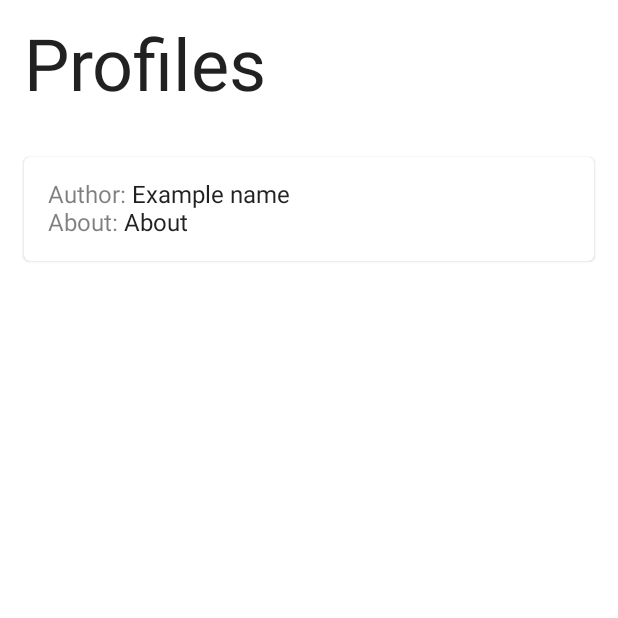
After one commit to drahovac/nostr-kotlin, an Android app built with Jetpack Compose: the composable ProfileScreen shown on its own in the app's theme, on a phone screen of 412 x 824 dp, the top half of it. The commit adds this screen. Run offline under Robolectric (Android 15) with nearby library versions, the phone set to English and light mode, and no system bars.

Commit message:
Add simple profiles screen

```diff
--- a/androidApp/src/main/java/com/bobmitchigan/com/android/MainActivity.kt
+++ b/androidApp/src/main/java/com/bobmitchigan/com/android/MainActivity.kt
@@ -9,6 +9,7 @@ import androidx.compose.material.Surface
 import androidx.compose.ui.Modifier
 import com.bobmitchigan.com.android.ui.theme.KtMultiNostrTheme
 import com.bobmitchigan.com.android.view.MessagesScreen
+import com.bobmitchigan.com.android.view.ProfileScreen
 import org.koin.core.component.KoinComponent
 
 class MainActivity : ComponentActivity(), KoinComponent {
@@ -22,7 +23,7 @@ class MainActivity : ComponentActivity(), KoinComponent {
                     modifier = Modifier.fillMaxSize(),
                     color = MaterialTheme.colors.background
                 ) {
-                    MessagesScreen()
+                    ProfileScreen()
                 }
             }
         }
--- a/androidApp/src/main/java/com/bobmitchigan/com/android/injection/androidModule.kt
+++ b/androidApp/src/main/java/com/bobmitchigan/com/android/injection/androidModule.kt
@@ -1,6 +1,7 @@
 package com.bobmitchigan.com.android.injection
 
 import com.bobmitchigan.com.android.viewmodel.MessagesViewModel
+import com.bobmitchigan.com.android.viewmodel.ProfileViewModel
 import com.bobmitchigan.com.dataaccess.DriverFactory
 import org.koin.androidx.viewmodel.dsl.viewModel
 import org.koin.dsl.module
@@ -10,4 +11,6 @@ val androidModule = module {
     single { DriverFactory(get()) }
 
     viewModel { MessagesViewModel(get()) }
+
+    viewModel { ProfileViewModel() }
 }
--- /dev/null
+++ b/androidApp/src/main/java/com/bobmitchigan/com/android/ui/components/LabelValue.kt
@@ -0,0 +1,28 @@
+package com.bobmitchigan.com.android.ui.components
+
+import androidx.compose.foundation.layout.Row
+import androidx.compose.material.MaterialTheme
+import androidx.compose.runtime.Composable
+import androidx.compose.ui.Modifier
+import androidx.compose.ui.tooling.preview.Preview
+import com.bobmitchigan.com.android.ui.theme.KtMultiNostrTheme
+
+@Composable
+fun LabelValue(
+    modifier: Modifier = Modifier,
+    label: String,
+    value: String,
+) {
+    Row(modifier = Modifier) {
+        TextBody1(text = "$label: ", color = MaterialTheme.colors.onBackground.copy(0.5f))
+        TextBody1(text = value, modifier = Modifier.weight(1f))
+    }
+}
+
+@Preview
+@Composable
+internal fun LabelValuePreview() {
+    KtMultiNostrTheme {
+        LabelValue(label = "Label", value = "Value")
+    }
+}
--- /dev/null
+++ b/androidApp/src/main/java/com/bobmitchigan/com/android/ui/components/Text.kt
@@ -0,0 +1,54 @@
+package com.bobmitchigan.com.android.ui.components
+
+import androidx.compose.foundation.layout.Column
+import androidx.compose.material.MaterialTheme
+import androidx.compose.material.Text
+import androidx.compose.runtime.Composable
+import androidx.compose.ui.Modifier
+import androidx.compose.ui.graphics.Color
+import androidx.compose.ui.text.style.TextAlign
+import androidx.compose.ui.tooling.preview.Preview
+import com.bobmitchigan.com.android.ui.theme.KtMultiNostrTheme
+
+@Composable
+fun TextBody1(
+    modifier: Modifier = Modifier,
+    text: String,
+    textAlign: TextAlign? = null,
+    color: Color = Color.Unspecified
+) {
+    Text(
+        text = text,
+        color = color,
+        style = MaterialTheme.typography.body1,
+        modifier = modifier,
+        textAlign = textAlign,
+    )
+}
+
+@Composable
+fun TextHeadline3(
+    text: String,
+    modifier: Modifier = Modifier,
+    textAlign: TextAlign? = null,
+    color: Color = Color.Unspecified
+) {
+    Text(
+        text = text,
+        style = MaterialTheme.typography.h3,
+        modifier = modifier,
+        textAlign = textAlign,
+        color = color
+    )
+}
+
+@Preview
+@Composable
+internal fun TextPreview() {
+    KtMultiNostrTheme {
+        Column {
+            TextBody1(text = "Text body 1")
+            TextHeadline3(text = "Headline 3")
+        }
+    }
+}
--- /dev/null
+++ b/androidApp/src/main/java/com/bobmitchigan/com/android/view/ProfileScreen.kt
@@ -0,0 +1,68 @@
+package com.bobmitchigan.com.android.view
+
+import androidx.compose.foundation.layout.Column
+import androidx.compose.foundation.layout.padding
+import androidx.compose.foundation.lazy.LazyColumn
+import androidx.compose.foundation.lazy.items
+import androidx.compose.material.Card
+import androidx.compose.runtime.Composable
+import androidx.compose.runtime.collectAsState
+import androidx.compose.runtime.getValue
+import androidx.compose.ui.Modifier
+import androidx.compose.ui.res.stringResource
+import androidx.compose.ui.tooling.preview.Preview
+import androidx.compose.ui.unit.dp
+import com.bobmitchigan.com.android.R
+import com.bobmitchigan.com.android.ui.components.LabelValue
+import com.bobmitchigan.com.android.ui.components.TextHeadline3
+import com.bobmitchigan.com.android.ui.theme.KtMultiNostrTheme
+import com.bobmitchigan.com.android.viewmodel.ProfileViewModel
+import com.bobmitchigan.com.domain.Profile
+import org.koin.androidx.compose.getViewModel
+
+@Composable
+fun ProfileScreen(viewModel: ProfileViewModel = getViewModel()) {
+
+    val profiles by viewModel.profiles.collectAsState()
+
+    ProfileContent(profiles)
+}
+
+@Composable
+private fun ProfileContent(profiles: List<Profile>) {
+    LazyColumn {
+        item {
+            TextHeadline3(
+                text = stringResource(id = R.string.profiles),
+                modifier = Modifier.padding(16.dp)
+            )
+        }
+        items(profiles) { profile -> ProfileCell(profile) }
+    }
+}
+
+@Composable
+private fun ProfileCell(profile: Profile) {
+    Card(Modifier.padding(16.dp)) {
+        Column(Modifier.padding(16.dp)) {
+            LabelValue(label = stringResource(id = R.string.author), value = profile.name)
+            LabelValue(label = stringResource(id = R.string.about), value = profile.about.orEmpty())
+        }
+    }
+}
+
+@Preview
+@Composable
+internal fun ProfileScreenPreview() {
+    KtMultiNostrTheme {
+        ProfileContent(
+            profiles = listOf(
+                Profile(
+                    "John Doe",
+                    "",
+                    "About text"
+                )
+            )
+        )
+    }
+}
--- a/androidApp/src/main/res/values/strings.xml
+++ b/androidApp/src/main/res/values/strings.xml
@@ -2,4 +2,8 @@
     <string name="app_name">NOSTR</string>
 
     <string name="messages_title">Messages</string>
+    <string name="author">Author</string>
+    <string name="about">About</string>
+    <string name="profiles">Profiles</string>
+
 </resources>
--- /dev/null
+++ b/shared/src/commonMain/kotlin/com/bobmitchigan/com/domain/Profile.kt
@@ -0,0 +1,7 @@
+package com.bobmitchigan.com.domain
+
+data class Profile(
+    val name: String,
+    val key: String,
+    val about: String?,
+)
```
Also changed, not shown: androidApp/src/main/java/com/bobmitchigan/com/android/viewmodel/ProfileViewModel.kt (added, +19 -0 lines).
